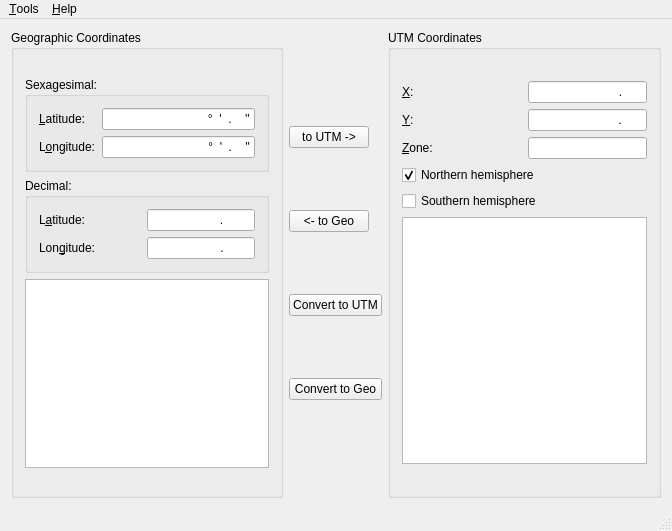
Qt form mainwindow.ui (ecoslacker/coordinates-conversion-tool) before a commit.
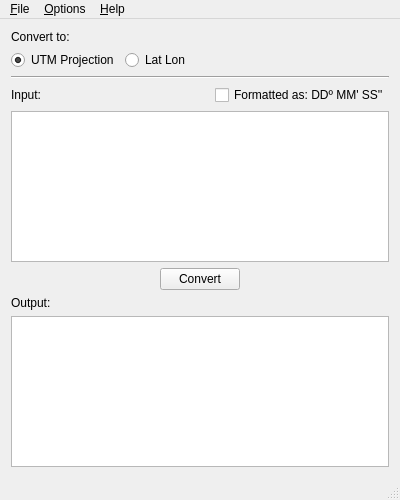
The same form after that commit. Icons and pictures are not drawn.

Diff of the .ui file:
```diff
--- a/mainwindow.ui
+++ b/mainwindow.ui
@@ -6,8 +6,8 @@
    <rect>
     <x>0</x>
     <y>0</y>
-    <width>672</width>
-    <height>531</height>
+    <width>400</width>
+    <height>500</height>
    </rect>
   </property>
   <property name="windowTitle">
@@ -18,328 +18,120 @@
     <normaloff>:/icons/globe.png</normaloff>:/icons/globe.png</iconset>
   </property>
   <widget class="QWidget" name="centralWidget">
-   <layout class="QHBoxLayout" name="horizontalLayout">
+   <layout class="QVBoxLayout" name="verticalLayout">
     <item>
-     <widget class="QGroupBox" name="groupBox">
-      <property name="sizePolicy">
-       <sizepolicy hsizetype="Expanding" vsizetype="Preferred">
-        <horstretch>0</horstretch>
-        <verstretch>0</verstretch>
-       </sizepolicy>
+     <widget class="QLabel" name="label">
+      <property name="text">
+       <string>Convert to:</string>
       </property>
-      <property name="title">
-       <string>Geographic Coordinates</string>
-      </property>
-      <layout class="QVBoxLayout" name="verticalLayout_5">
-       <item>
-        <spacer name="verticalSpacer_4">
-         <property name="orientation">
-          <enum>Qt::Vertical</enum>
-         </property>
-         <property name="sizeType">
-          <enum>QSizePolicy::Preferred</enum>
-         </property>
-         <property name="sizeHint" stdset="0">
-          <size>
-           <width>20</width>
-           <height>20</height>
-          </size>
-         </property>
-        </spacer>
-       </item>
-       <item>
-        <widget class="QGroupBox" name="groupSexagesimal">
-         <property name="title">
-          <string>Sexagesimal:</string>
-         </property>
-         <layout class="QVBoxLayout" name="verticalLayout_2">
-          <item>
-           <layout class="QGridLayout" name="gridLayout_3">
-            <item row="1" column="1">
-             <widget class="QLineEdit" name="longitudeSexagecimal">
-              <property name="toolTip">
-               <string>DD°MM'SS.SS''</string>
-              </property>
-              <property name="inputMask">
-               <string>####°##'##.####''</string>
-              </property>
-              <property name="text">
-               <string>°'.''</string>
-              </property>
-              <property name="alignment">
-               <set>Qt::AlignRight|Qt::AlignTrailing|Qt::AlignVCenter</set>
-              </property>
-             </widget>
-            </item>
-            <item row="0" column="0">
-             <widget class="QLabel" name="label_6">
-              <property name="text">
-               <string>&amp;Latitude:</string>
-              </property>
-              <property name="buddy">
-               <cstring>latitudeSexsagecimal</cstring>
-              </property>
-             </widget>
-            </item>
-            <item row="0" column="1">
-             <widget class="QLineEdit" name="latitudeSexsagecimal">
-              <property name="toolTip">
-               <string>DD°MM'SS.SS''</string>
-              </property>
-              <property name="inputMask">
-               <string>###°##'##.####''</string>
-              </property>
-              <property name="text">
-               <string>°'.''</string>
-              </property>
-              <property name="alignment">
-               <set>Qt::AlignRight|Qt::AlignTrailing|Qt::AlignVCenter</set>
-              </property>
-             </widget>
-            </item>
-            <item row="1" column="0">
-             <widget class="QLabel" name="label_7">
-              <property name="text">
-               <string>L&amp;ongitude:</string>
-              </property>
-              <property name="buddy">
-               <cstring>longitudeSexagecimal</cstring>
-              </property>
-             </widget>
-            </item>
-           </layout>
-          </item>
-         </layout>
-        </widget>
-       </item>
-       <item>
-        <widget class="QGroupBox" name="groupDecimal">
-         <property name="title">
-          <string>Decimal:</string>
-         </property>
-         <layout class="QVBoxLayout" name="verticalLayout_4">
-          <item>
-           <layout class="QGridLayout" name="gridLayout_2">
-            <item row="0" column="0">
-             <widget class="QLabel" name="label">
-              <property name="text">
-               <string>L&amp;atitude:</string>
-              </property>
-              <property name="buddy">
-               <cstring>latitude</cstring>
-              </property>
-             </widget>
-            </item>
-            <item row="0" column="1">
-             <widget class="QLineEdit" name="latitude">
-              <property name="sizePolicy">
-               <sizepolicy hsizetype="Fixed" vsizetype="Fixed">
-                <horstretch>0</horstretch>
-                <verstretch>0</verstretch>
-               </sizepolicy>
-              </property>
-              <property name="toolTip">
-               <string>DD.DDDD</string>
-              </property>
-              <property name="inputMethodHints">
-               <set>Qt::ImhFormattedNumbersOnly</set>
-              </property>
-              <property name="inputMask">
-               <string>###.########</string>
-              </property>
-              <property name="text">
-               <string>.</string>
-              </property>
-              <property name="alignment">
-               <set>Qt::AlignRight|Qt::AlignTrailing|Qt::AlignVCenter</set>
-              </property>
-             </widget>
-            </item>
-            <item row="1" column="0">
-             <widget class="QLabel" name="label_2">
-              <property name="text">
-               <string>Lon&amp;gitude:</string>
-              </property>
-              <property name="buddy">
-               <cstring>longitude</cstring>
-              </property>
-             </widget>
-            </item>
-            <item row="1" column="1">
-             <widget class="QLineEdit" name="longitude">
-              <property name="sizePolicy">
-               <sizepolicy hsizetype="Fixed" vsizetype="Fixed">
-                <horstretch>0</horstretch>
-                <verstretch>0</verstretch>
-               </sizepolicy>
-              </property>
-              <property name="toolTip">
-               <string>DD.DDDD</string>
-              </property>
-              <property name="inputMethodHints">
-               <set>Qt::ImhFormattedNumbersOnly</set>
-              </property>
-              <property name="inputMask">
-               <string>####.########</string>
-              </property>
-              <property name="text">
-               <string>.</string>
-              </property>
-              <property name="alignment">
-               <set>Qt::AlignRight|Qt::AlignTrailing|Qt::AlignVCenter</set>
-              </property>
-             </widget>
-            </item>
-           </layout>
-          </item>
-         </layout>
-        </widget>
-       </item>
-       <item>
-        <widget class="QScrollArea" name="scrollArea">
-         <property name="frameShape">
-          <enum>QFrame::NoFrame</enum>
-         </property>
-         <property name="lineWidth">
-          <number>0</number>
-         </property>
-         <property name="widgetResizable">
-          <bool>true</bool>
-         </property>
-         <widget class="QWidget" name="scrollAreaWidgetContents">
-          <property name="geometry">
-           <rect>
-            <x>0</x>
-            <y>0</y>
-            <width>258</width>
-            <height>214</height>
-           </rect>
-          </property>
-          <layout class="QVBoxLayout" name="verticalLayout_6">
-           <property name="spacing">
-            <number>0</number>
-           </property>
-           <property name="leftMargin">
-            <number>0</number>
-           </property>
-           <property name="topMargin">
-            <number>0</number>
-           </property>
-           <property name="rightMargin">
-            <number>0</number>
-           </property>
-           <property name="bottomMargin">
-            <number>0</number>
-           </property>
-           <item>
-            <widget class="QTextEdit" name="geoCoordinates">
-             <property name="frameShape">
-              <enum>QFrame::StyledPanel</enum>
-             </property>
-             <property name="lineWidth">
-              <number>0</number>
-             </property>
-             <property name="lineWrapMode">
-              <enum>QTextEdit::NoWrap</enum>
-             </property>
-            </widget>
-           </item>
-          </layout>
-         </widget>
-        </widget>
-       </item>
-       <item>
-        <spacer name="verticalSpacer_3">
-         <property name="orientation">
-          <enum>Qt::Vertical</enum>
-         </property>
-         <property name="sizeType">
-          <enum>QSizePolicy::Preferred</enum>
-         </property>
-         <property name="sizeHint" stdset="0">
-          <size>
-           <width>20</width>
-           <height>20</height>
-          </size>
-         </property>
-        </spacer>
-       </item>
-      </layout>
      </widget>
     </item>
     <item>
-     <layout class="QVBoxLayout" name="verticalLayout_3">
-      <property name="sizeConstraint">
-       <enum>QLayout::SetFixedSize</enum>
-      </property>
+     <layout class="QHBoxLayout" name="horizontalLayout">
       <item>
-       <spacer name="verticalSpacer_2">
-        <property name="orientation">
-         <enum>Qt::Vertical</enum>
+       <widget class="QRadioButton" name="toUtm">
+        <property name="text">
+         <string>UTM Projection</string>
         </property>
-        <property name="sizeType">
-         <enum>QSizePolicy::Preferred</enum>
+        <property name="checked">
+         <bool>true</bool>
         </property>
+       </widget>
+      </item>
+      <item>
+       <widget class="QRadioButton" name="toLatLon">
+        <property name="text">
+         <string>Lat Lon</string>
+        </property>
+       </widget>
+      </item>
+      <item>
+       <spacer name="horizontalSpacer">
+        <property name="orientation">
+         <enum>Qt::Horizontal</enum>
+        </property>
         <property name="sizeHint" stdset="0">
          <size>
-          <width>20</width>
-          <height>40</height>
+          <width>40</width>
+          <height>20</height>
          </size>
         </property>
        </spacer>
       </item>
+     </layout>
+    </item>
+    <item>
+     <widget class="Line" name="line">
+      <property name="orientation">
+       <enum>Qt::Horizontal</enum>
+      </property>
+     </widget>
+    </item>
+    <item>
+     <layout class="QHBoxLayout" name="horizontalLayout_3">
       <item>
-       <widget class="QPushButton" name="toUTM">
-        <property name="sizePolicy">
-         <sizepolicy hsizetype="Fixed" vsizetype="Fixed">
-          <horstretch>0</horstretch>
-          <verstretch>0</verstretch>
-         </sizepolicy>
-        </property>
+       <widget class="QLabel" name="label_2">
         <property name="text">
-         <string>to UTM -&gt;</string>
+         <string>Input:</string>
         </property>
        </widget>
       </item>
       <item>
-       <widget class="QPushButton" name="toGCS">
-        <property name="sizePolicy">
-         <sizepolicy hsizetype="Fixed" vsizetype="Fixed">
-          <horstretch>0</horstretch>
-          <verstretch>0</verstretch>
-         </sizepolicy>
+       <spacer name="horizontalSpacer_4">
+        <property name="orientation">
+         <enum>Qt::Horizontal</enum>
         </property>
-        <property name="text">
-         <string>&lt;- to Geo</string>
+        <property name="sizeHint" stdset="0">
+         <size>
+          <width>40</width>
+          <height>20</height>
+         </size>
         </property>
-       </widget>
+       </spacer>
       </item>
       <item>
-       <widget class="QPushButton" name="convertGCStoUTMButton">
+       <widget class="QCheckBox" name="ddmmss">
         <property name="text">
-         <string>Convert to UTM</string>
+         <string>Formatted as: DDº MM' SS''</string>
         </property>
        </widget>
       </item>
+     </layout>
+    </item>
+    <item>
+     <widget class="QPlainTextEdit" name="inputText"/>
+    </item>
+    <item>
+     <layout class="QHBoxLayout" name="horizontalLayout_2">
       <item>
-       <widget class="QPushButton" name="convertUTMtoGCSButton">
+       <spacer name="horizontalSpacer_2">
+        <property name="orientation">
+         <enum>Qt::Horizontal</enum>
+        </property>
+        <property name="sizeHint" stdset="0">
+         <size>
+          <width>40</width>
+          <height>20</height>
+         </size>
+        </property>
+       </spacer>
+      </item>
+      <item>
+       <widget class="QPushButton" name="convert">
         <property name="text">
-         <string>Convert to Geo</string>
+         <string>Convert</string>
         </property>
        </widget>
       </item>
       <item>
-       <spacer name="verticalSpacer">
+       <spacer name="horizontalSpacer_3">
         <property name="orientation">
-         <enum>Qt::Vertical</enum>
+         <enum>Qt::Horizontal</enum>
         </property>
-        <property name="sizeType">
-         <enum>QSizePolicy::Preferred</enum>
-        </property>
         <property name="sizeHint" stdset="0">
          <size>
-          <width>20</width>
-          <height>40</height>
+          <width>40</width>
+          <height>20</height>
          </size>
         </property>
        </spacer>
@@ -347,222 +139,15 @@
      </layout>
     </item>
     <item>
-     <widget class="QGroupBox" name="groupBox_2">
-      <property name="sizePolicy">
-       <sizepolicy hsizetype="Expanding" vsizetype="Preferred">
-        <horstretch>0</horstretch>
-        <verstretch>0</verstretch>
-       </sizepolicy>
+     <widget class="QLabel" name="label_3">
+      <property name="text">
+       <string>Output:</string>
       </property>
-      <property name="title">
-       <string>UTM Coordinates</string>
-      </property>
-      <layout class="QVBoxLayout" name="verticalLayout">
-       <item>
-        <spacer name="verticalSpacer_6">
-         <property name="orientation">
-          <enum>Qt::Vertical</enum>
-         </property>
-         <property name="sizeType">
-          <enum>QSizePolicy::Preferred</enum>
-         </property>
-         <property name="sizeHint" stdset="0">
-          <size>
-           <width>20</width>
-           <height>20</height>
-          </size>
-         </property>
-        </spacer>
-       </item>
-       <item>
-        <layout class="QGridLayout" name="gridLayout">
-         <item row="0" column="0">
-          <widget class="QLabel" name="label_3">
-           <property name="text">
-            <string>&amp;X:</string>
-           </property>
-           <property name="buddy">
-            <cstring>x</cstring>
-           </property>
-          </widget>
-         </item>
-         <item row="0" column="1">
-          <widget class="QLineEdit" name="x">
-           <property name="sizePolicy">
-            <sizepolicy hsizetype="Preferred" vsizetype="Fixed">
-             <horstretch>0</horstretch>
-             <verstretch>0</verstretch>
-            </sizepolicy>
-           </property>
-           <property name="toolTip">
-            <string>X coordinate in meters</string>
-           </property>
-           <property name="inputMethodHints">
-            <set>Qt::ImhFormattedNumbersOnly</set>
-           </property>
-           <property name="inputMask">
-            <string>######.######</string>
-           </property>
-           <property name="alignment">
-            <set>Qt::AlignRight|Qt::AlignTrailing|Qt::AlignVCenter</set>
-           </property>
-          </widget>
-         </item>
-         <item row="1" column="0">
-          <widget class="QLabel" name="label_4">
-           <property name="text">
-            <string>&amp;Y:</string>
-           </property>
-           <property name="buddy">
-            <cstring>y</cstring>
-           </property>
-          </widget>
-         </item>
-         <item row="1" column="1">
-          <widget class="QLineEdit" name="y">
-           <property name="sizePolicy">
-            <sizepolicy hsizetype="Preferred" vsizetype="Fixed">
-             <horstretch>0</horstretch>
-             <verstretch>0</verstretch>
-            </sizepolicy>
-           </property>
-           <property name="toolTip">
-            <string>X coordinate in meters</string>
-           </property>
-           <property name="inputMethodHints">
-            <set>Qt::ImhFormattedNumbersOnly</set>
-           </property>
-           <property name="inputMask">
-            <string>#######.######</string>
-           </property>
-           <property name="alignment">
-            <set>Qt::AlignRight|Qt::AlignTrailing|Qt::AlignVCenter</set>
-           </property>
-          </widget>
-         </item>
-         <item row="2" column="0">
-          <widget class="QLabel" name="label_5">
-           <property name="text">
-            <string>&amp;Zone:</string>
-           </property>
-           <property name="buddy">
-            <cstring>zone</cstring>
-           </property>
-          </widget>
-         </item>
-         <item row="2" column="1">
-          <widget class="QLineEdit" name="zone">
-           <property name="sizePolicy">
-            <sizepolicy hsizetype="Preferred" vsizetype="Fixed">
-             <horstretch>0</horstretch>
-             <verstretch>0</verstretch>
-            </sizepolicy>
-           </property>
-           <property name="toolTip">
-            <string>The UTM Zone</string>
-           </property>
-           <property name="inputMethodHints">
-            <set>Qt::ImhFormattedNumbersOnly</set>
-           </property>
-           <property name="inputMask">
-            <string>##</string>
-           </property>
-           <property name="alignment">
-            <set>Qt::AlignRight|Qt::AlignTrailing|Qt::AlignVCenter</set>
-           </property>
-          </widget>
-         </item>
-        </layout>
-       </item>
-       <item>
-        <widget class="QCheckBox" name="northern">
-         <property name="text">
-          <string>Northern hemisphere</string>
-         </property>
-         <property name="checked">
-          <bool>true</bool>
-         </property>
-         <property name="autoExclusive">
-          <bool>true</bool>
-         </property>
-        </widget>
-       </item>
-       <item>
-        <widget class="QCheckBox" name="southern">
-         <property name="text">
-          <string>Southern hemisphere</string>
-         </property>
-         <property name="autoExclusive">
-          <bool>true</bool>
-         </property>
-        </widget>
-       </item>
-       <item>
-        <widget class="QScrollArea" name="scrollArea_2">
-         <property name="frameShape">
-          <enum>QFrame::NoFrame</enum>
-         </property>
-         <property name="lineWidth">
-          <number>0</number>
-         </property>
-         <property name="widgetResizable">
-          <bool>true</bool>
-         </property>
-         <widget class="QWidget" name="scrollAreaWidgetContents_2">
-          <property name="geometry">
-           <rect>
-            <x>0</x>
-            <y>0</y>
-            <width>258</width>
-            <height>262</height>
-           </rect>
-          </property>
-          <layout class="QVBoxLayout" name="verticalLayout_7">
-           <property name="spacing">
-            <number>0</number>
-           </property>
-           <property name="leftMargin">
-            <number>0</number>
-           </property>
-           <property name="topMargin">
-            <number>0</number>
-           </property>
-           <property name="rightMargin">
-            <number>0</number>
-           </property>
-           <property name="bottomMargin">
-            <number>0</number>
-           </property>
-           <item>
-            <widget class="QTextEdit" name="utmCoordinates">
-             <property name="lineWrapMode">
-              <enum>QTextEdit::NoWrap</enum>
-             </property>
-            </widget>
-           </item>
-          </layout>
-         </widget>
-        </widget>
-       </item>
-       <item>
-        <spacer name="verticalSpacer_5">
-         <property name="orientation">
-          <enum>Qt::Vertical</enum>
-         </property>
-         <property name="sizeType">
-          <enum>QSizePolicy::Preferred</enum>
-         </property>
-         <property name="sizeHint" stdset="0">
-          <size>
-           <width>20</width>
-           <height>20</height>
-          </size>
-         </property>
-        </spacer>
-       </item>
-      </layout>
      </widget>
     </item>
+    <item>
+     <widget class="QPlainTextEdit" name="outputText"/>
+    </item>
    </layout>
   </widget>
   <widget class="QMenuBar" name="menuBar">
@@ -570,13 +155,13 @@
     <rect>
      <x>0</x>
      <y>0</y>
-     <width>672</width>
-     <height>20</height>
+     <width>400</width>
+     <height>22</height>
     </rect>
    </property>
-   <widget class="QMenu" name="menuTools">
+   <widget class="QMenu" name="menuOptions">
     <property name="title">
-     <string>&amp;Tools</string>
+     <string>&amp;Options</string>
     </property>
     <widget class="QMenu" name="menu_Datum">
      <property name="title">
@@ -607,7 +192,17 @@
     </property>
     <addaction name="actionAbout"/>
    </widget>
-   <addaction name="menuTools"/>
+   <widget class="QMenu" name="menuFile">
+    <property name="title">
+     <string>&amp;File</string>
+    </property>
+    <addaction name="actionOpenFile"/>
+    <addaction name="actionSaveResults"/>
+    <addaction name="separator"/>
+    <addaction name="actionQuit"/>
+   </widget>
+   <addaction name="menuFile"/>
+   <addaction name="menuOptions"/>
    <addaction name="menuHelp"/>
   </widget>
   <widget class="QStatusBar" name="statusBar"/>
```
Left out of the diff: 83 changed lines with no effect on the pictures.
